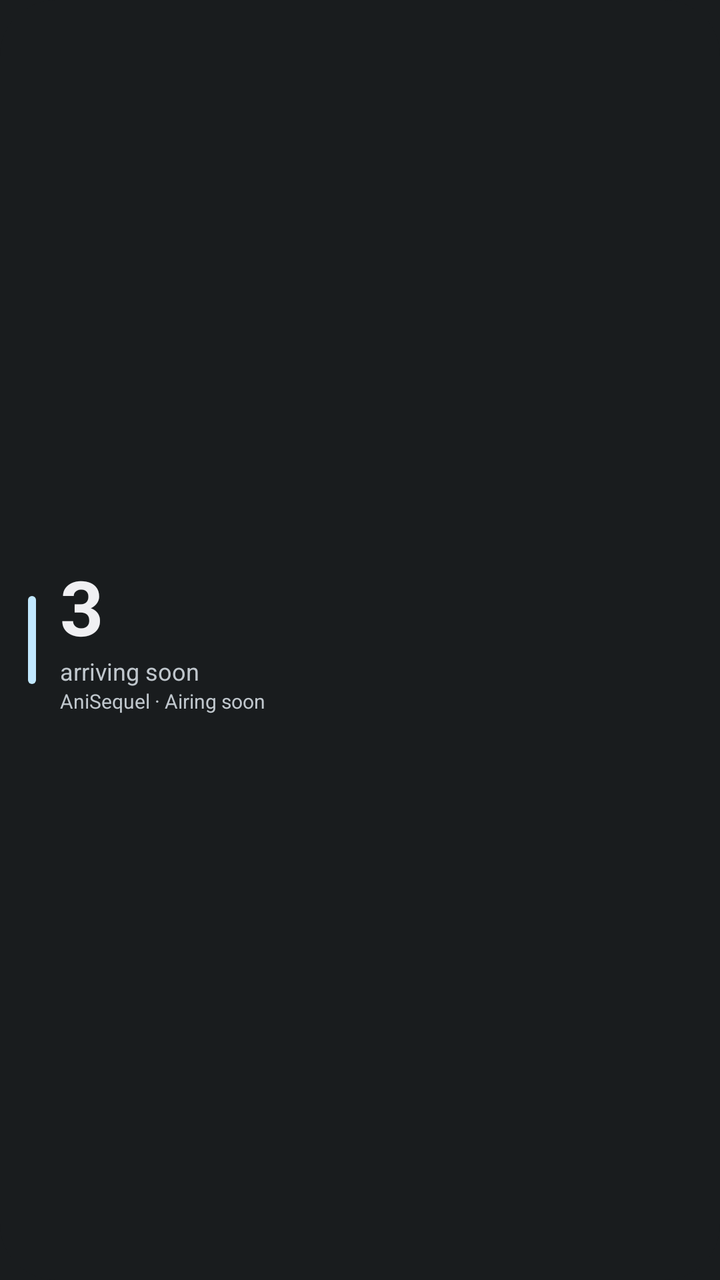
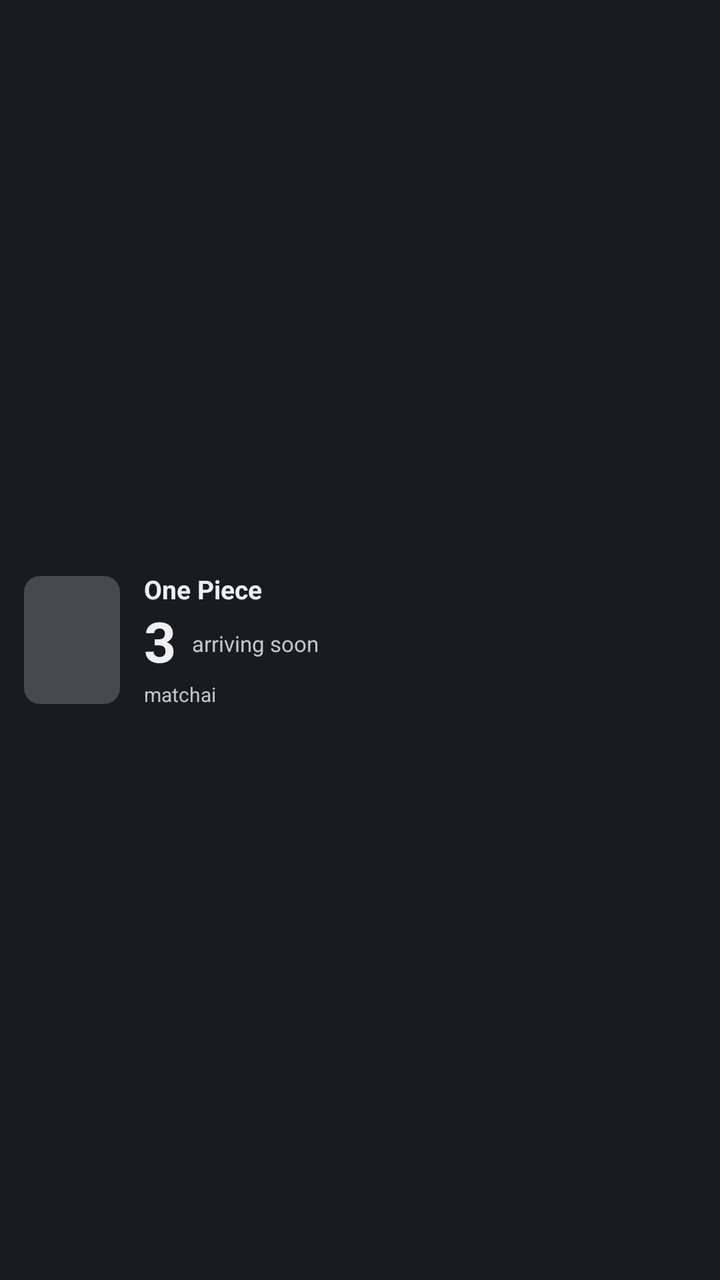

Screens rendered from an Android XML layout before and after an edit, with the pre-edit source and the edit as a unified diff.
<!-- AndroidManifest.xml: application theme Theme.MyApplication -->
<!-- res/layout/widget_arriving_sequels_preview.xml -->
<?xml version="1.0" encoding="utf-8"?>
<FrameLayout xmlns:android="http://schemas.android.com/apk/res/android"
    android:layout_width="match_parent"
    android:layout_height="match_parent"
    android:background="@drawable/widget_background">

    <LinearLayout
        android:layout_width="match_parent"
        android:layout_height="match_parent"
        android:gravity="center_vertical"
        android:orientation="horizontal"
        android:padding="14dp">

        <ImageView
            android:layout_width="4dp"
            android:layout_height="44dp"
            android:background="@drawable/widget_accent_bar"
            android:contentDescription="@null" />

        <LinearLayout
            android:layout_width="wrap_content"
            android:layout_height="wrap_content"
            android:layout_marginStart="12dp"
            android:orientation="vertical">

            <TextView
                android:layout_width="wrap_content"
                android:layout_height="wrap_content"
                android:includeFontPadding="false"
                android:text="3"
                android:textColor="?android:attr/textColorPrimary"
                android:textSize="38sp"
                android:textStyle="bold" />

            <TextView
                android:layout_width="wrap_content"
                android:layout_height="wrap_content"
                android:text="@string/widget_arriving_caption"
                android:textColor="?android:attr/textColorSecondary"
                android:textSize="12sp" />

            <TextView
                android:layout_width="wrap_content"
                android:layout_height="wrap_content"
                android:text="AniSequel · Airing soon"
                android:textColor="?android:attr/textColorSecondary"
                android:textSize="10sp" />
        </LinearLayout>
    </LinearLayout>
</FrameLayout>
<!-- resources referenced by this layout -->
<resources>
  <!-- drawable widget_accent_bar (drawable) -->
  <?xml version="1.0" encoding="utf-8"?>
  <shape xmlns:android="http://schemas.android.com/apk/res/android"
      android:shape="rectangle">
      <corners android:radius="2dp" />
      <solid android:color="?android:attr/colorAccent" />
  </shape>
  <!-- drawable widget_background (drawable) -->
  <?xml version="1.0" encoding="utf-8"?>
  <shape xmlns:android="http://schemas.android.com/apk/res/android"
      android:shape="rectangle">
      <corners android:radius="@android:dimen/system_app_widget_background_radius" />
      <solid android:color="?android:attr/colorBackground" />
  </shape>
  <string name="widget_arriving_caption">arriving soon</string>
  <style name="Theme.MyApplication" parent="android:Theme.DeviceDefault.NoActionBar" />
</resources>

<!-- the commit's change to res/layout/widget_arriving_sequels_preview.xml (unified diff, before → after) -->
@@ -9,40 +9,64 @@
         android:layout_height="match_parent"
         android:gravity="center_vertical"
         android:orientation="horizontal"
-        android:padding="14dp">
+        android:padding="12dp">
 
         <ImageView
-            android:layout_width="4dp"
-            android:layout_height="44dp"
-            android:background="@drawable/widget_accent_bar"
-            android:contentDescription="@null" />
+            android:layout_width="48dp"
+            android:layout_height="64dp"
+            android:background="@drawable/widget_cover_placeholder"
+            android:contentDescription="@null"
+            android:scaleType="centerCrop" />
 
         <LinearLayout
-            android:layout_width="wrap_content"
+            android:layout_width="0dp"
             android:layout_height="wrap_content"
             android:layout_marginStart="12dp"
+            android:layout_weight="1"
             android:orientation="vertical">
 
             <TextView
+                android:layout_width="match_parent"
+                android:layout_height="wrap_content"
+                android:ellipsize="end"
+                android:maxLines="1"
+                android:text="One Piece"
+                android:textColor="?android:attr/textColorPrimary"
+                android:textSize="13sp"
+                android:textStyle="bold" />
+
+            <LinearLayout
                 android:layout_width="wrap_content"
                 android:layout_height="wrap_content"
-                android:includeFontPadding="false"
-                android:text="3"
-                android:textColor="?android:attr/textColorPrimary"
-                android:textSize="38sp"
-                android:textStyle="bold" />
+                android:layout_marginTop="2dp"
+                android:gravity="center_vertical"
+                android:orientation="horizontal">
+
+                <TextView
+                    android:layout_width="wrap_content"
+                    android:layout_height="wrap_content"
+                    android:includeFontPadding="false"
+                    android:text="3"
+                    android:textColor="?android:attr/textColorPrimary"
+                    android:textSize="28sp"
+                    android:textStyle="bold" />
+
+                <TextView
+                    android:layout_width="wrap_content"
+                    android:layout_height="wrap_content"
+                    android:layout_marginStart="8dp"
+                    android:text="@string/widget_arriving_caption"
+                    android:textColor="?android:attr/textColorSecondary"
+                    android:textSize="11sp" />
+            </LinearLayout>
 
             <TextView
-                android:layout_width="wrap_content"
+                android:layout_width="match_parent"
                 android:layout_height="wrap_content"
-                android:text="@string/widget_arriving_caption"
-                android:textColor="?android:attr/textColorSecondary"
-                android:textSize="12sp" />
-
-            <TextView
-                android:layout_width="wrap_content"
-                android:layout_height="wrap_content"
-                android:text="AniSequel · Airing soon"
+                android:layout_marginTop="2dp"
+                android:ellipsize="end"
+                android:maxLines="1"
+                android:text="matchai"
                 android:textColor="?android:attr/textColorSecondary"
                 android:textSize="10sp" />
         </LinearLayout>
<!-- resource entries referenced after the edit -->
@@ -1,12 +1,5 @@
 <!-- resources referenced by this layout -->
 <resources>
-  <!-- drawable widget_accent_bar (drawable) -->
-  <?xml version="1.0" encoding="utf-8"?>
-  <shape xmlns:android="http://schemas.android.com/apk/res/android"
-      android:shape="rectangle">
-      <corners android:radius="2dp" />
-      <solid android:color="?android:attr/colorAccent" />
-  </shape>
   <!-- drawable widget_background (drawable) -->
   <?xml version="1.0" encoding="utf-8"?>
   <shape xmlns:android="http://schemas.android.com/apk/res/android"
@@ -14,6 +7,13 @@
       <corners android:radius="@android:dimen/system_app_widget_background_radius" />
       <solid android:color="?android:attr/colorBackground" />
   </shape>
+  <!-- drawable widget_cover_placeholder (drawable) -->
+  <?xml version="1.0" encoding="utf-8"?>
+  <shape xmlns:android="http://schemas.android.com/apk/res/android"
+      android:shape="rectangle">
+      <corners android:radius="8dp" />
+      <solid android:color="?android:attr/colorControlHighlight" />
+  </shape>
   <string name="widget_arriving_caption">arriving soon</string>
   <style name="Theme.MyApplication" parent="android:Theme.DeviceDefault.NoActionBar" />
 </resources>
